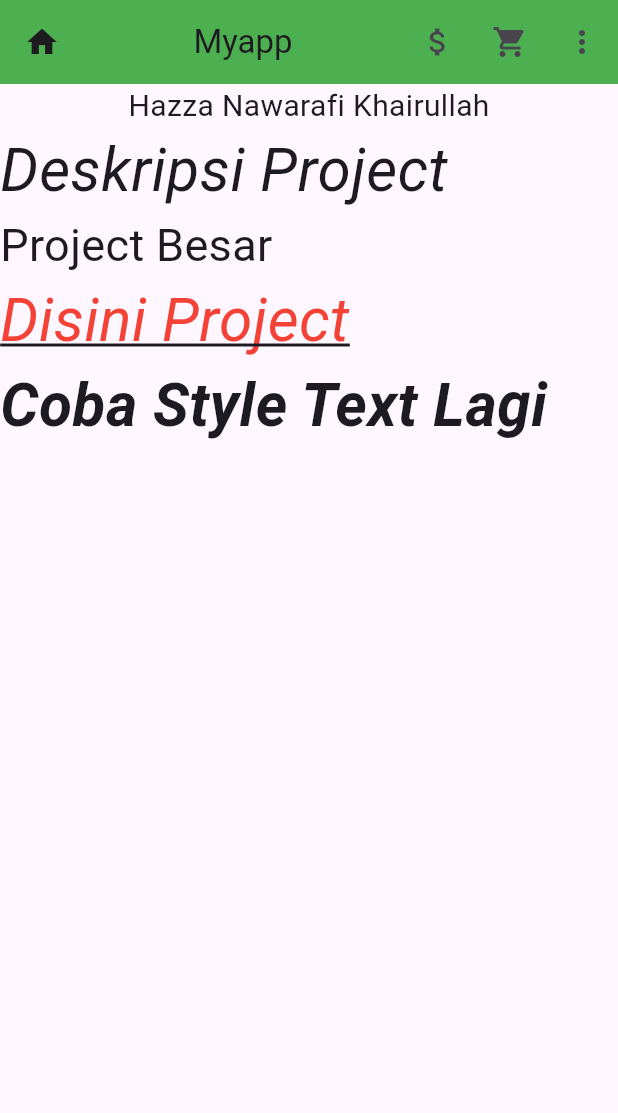
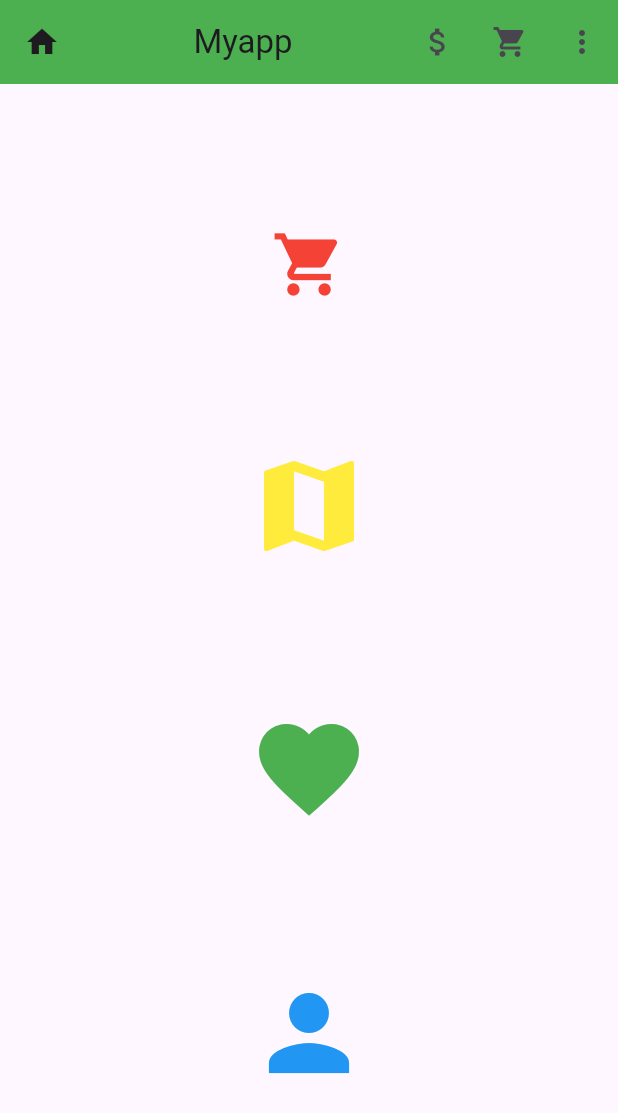
Before and after one commit to Hazzanawarafik/belajar_flutter, a Flutter app: the screen it shows after launch, on a phone screen of 412 x 824 dp. Shown: the top 1113 px of the screen. Run offline on Flutter 3.47's test engine with Material 3 defaults, Android fonts, the phone set to English and light mode, and no system bars.

Commit message:
Tutorial Flutter - Icon Widget

```diff
--- a/lib/main.dart
+++ b/lib/main.dart
@@ -31,41 +31,32 @@ class _MyAppState extends State<MyApp> {
             })
           ],
         ),
-        body: ListView(
-          children: <Widget>[
-            Center(
-                child: Text(
-              'Hazza Nawarafi Khairullah',
-              style: TextStyle(fontSize: 20),
-            )),
-            Text(
-              'Deskripsi Project',
-              style: TextStyle(fontStyle: FontStyle.italic, fontSize: 40),
-            ),
-            Text(
-              'Project Besar',
-              style: TextStyle(
-                fontStyle: FontStyle.normal,
-                fontSize: 30,
-              ),
-            ),
-            Text(
-              'Disini Project',
-              style: TextStyle(
-                fontStyle: FontStyle.italic,
-                fontSize: 40,
-                decoration: TextDecoration.underline,
+        body: Center(
+          child: Column(
+            mainAxisAlignment: MainAxisAlignment.spaceEvenly,
+            children: <Widget>[
+              Icon(
+                Icons.shopping_cart,
+                size: 50,
                 color: Colors.red,
               ),
-            ),
-            Text(
-              'Coba Style Text Lagi',
-              style: TextStyle(
-                  fontWeight: FontWeight.bold,
-                  fontStyle: FontStyle.italic,
-                  fontSize: 40),
-            ),
-          ],
+              Icon(
+                Icons.map,
+                size: 80,
+                color: Colors.yellow,
+              ),
+              Icon(
+                Icons.favorite,
+                size: 80,
+                color: Colors.green,
+              ),
+              Icon(
+                Icons.person,
+                size: 80,
+                color: Colors.blue,
+              ),
+            ],
+          ),
         ),
       ),
     );
```
